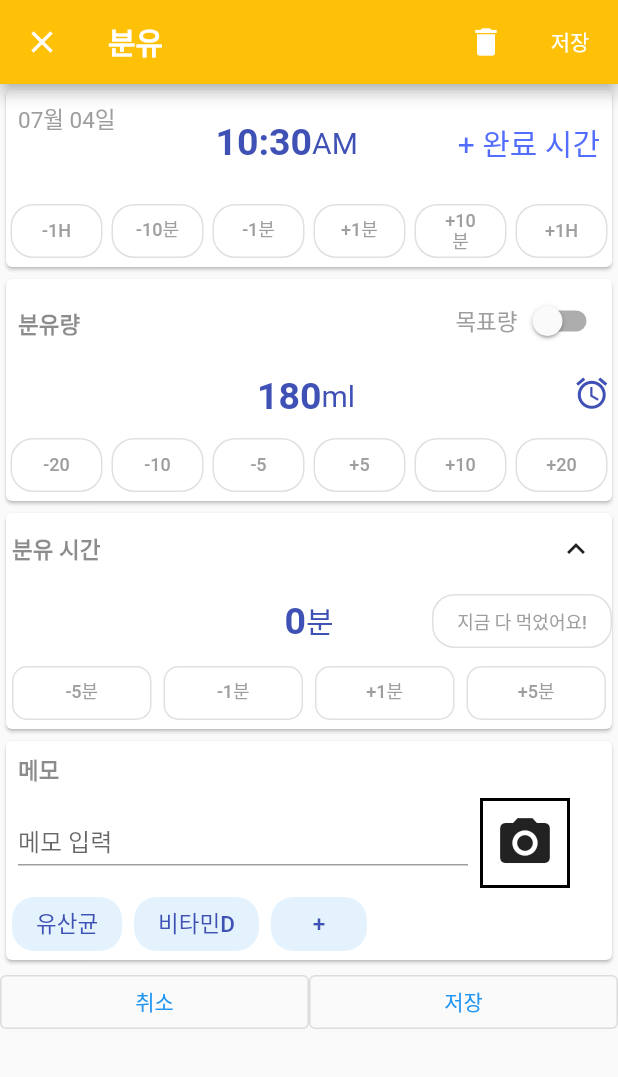
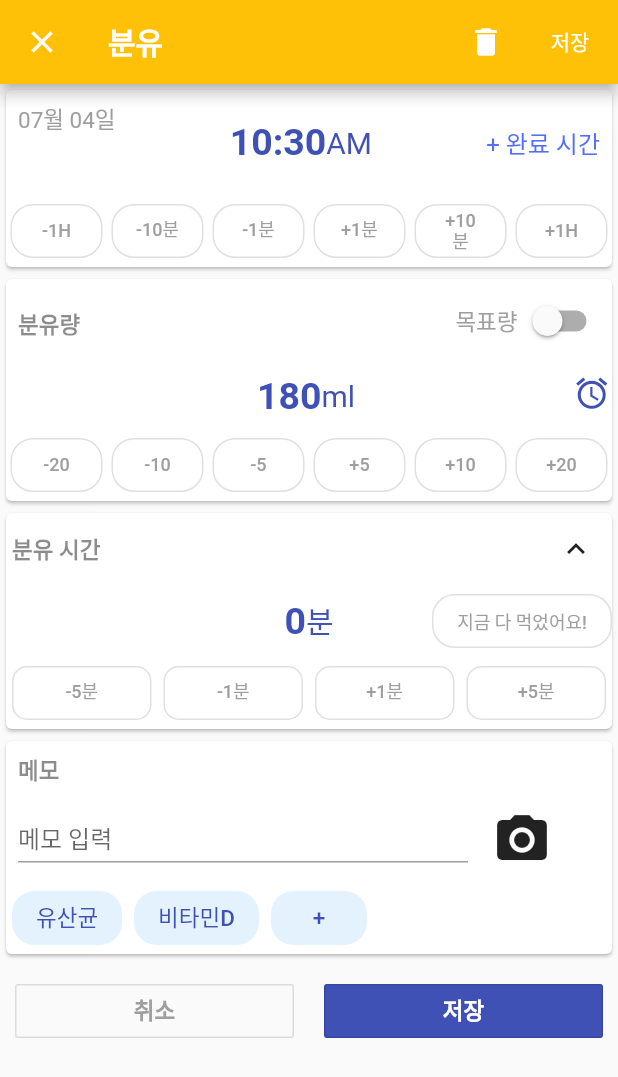
Before and after one commit to williechoi/simpleflutterapp, a Flutter app: the SecondPage screen opened by its route, on a phone screen of 412 x 824 dp. Shown: the top 1077 px of the screen. Run offline on Flutter 3.47's test engine with Material 2 defaults, Android fonts, the phone set to English and light mode, and no system bars.

Commit message:
clone coding: complete

```diff
--- a/lib/secondpage.dart
+++ b/lib/secondpage.dart
@@ -121,7 +121,7 @@ class _SecondPageState extends State<SecondPage> {
                             "+ 완료 시간",
                             style: TextStyle(
                               color: Colors.indigoAccent,
-                              fontSize: 20.0,
+                              fontSize: 16.0,
                             ),
                           ),
                         ),
@@ -432,7 +432,6 @@ class _SecondPageState extends State<SecondPage> {
                       ),
                       Container(
                         decoration: BoxDecoration(
-                          border: Border.all(color: Colors.black, width: 2.0),
                           shape: BoxShape.rectangle,
                         ),
                         child: IconButton(
@@ -482,9 +481,50 @@ class _SecondPageState extends State<SecondPage> {
               crossAxisAlignment: CrossAxisAlignment.center,
               children: <Widget>[
                 Expanded(
-                    child: OutlinedButton(onPressed: () {}, child: Text('취소'))),
+                    child: Padding(
+                      padding: const EdgeInsets.all(10.0),
+                      child: OutlinedButton(
+                          style: OutlinedButton.styleFrom(
+                            shape: RoundedRectangleBorder(
+                              borderRadius: BorderRadius.circular(2.0),
+                            ),
+                          ),
+                          onPressed: () {},
+                          child: const Text(
+                              '취소',
+                            style: TextStyle(
+                              height: 1.2,
+                              fontSize: 15.0,
+                              color: Colors.grey,
+                              fontWeight: FontWeight.w700,
+                            ),
+                            textAlign: TextAlign.center,
+                          )
+                      ),
+                    )),
                 Expanded(
-                    child: OutlinedButton(onPressed: () {}, child: Text('저장'))),
+                    child: Padding(
+                      padding: const EdgeInsets.all(10.0),
+                      child: OutlinedButton(
+                          style: OutlinedButton.styleFrom(
+                            shape: RoundedRectangleBorder(
+                              borderRadius: BorderRadius.circular(2.0),
+                            ),
+                            backgroundColor: Colors.indigo,
+                          ),
+                          onPressed: () {},
+                          child: const Text(
+                              '저장',
+                            style: TextStyle(
+                              height: 1.2,
+                              fontSize: 15.0,
+                              color: Colors.white,
+                              fontWeight: FontWeight.w700,
+                            ),
+                            textAlign: TextAlign.center,
+                          )
+                      ),
+                    )),
               ],
             ),
           ],
```
